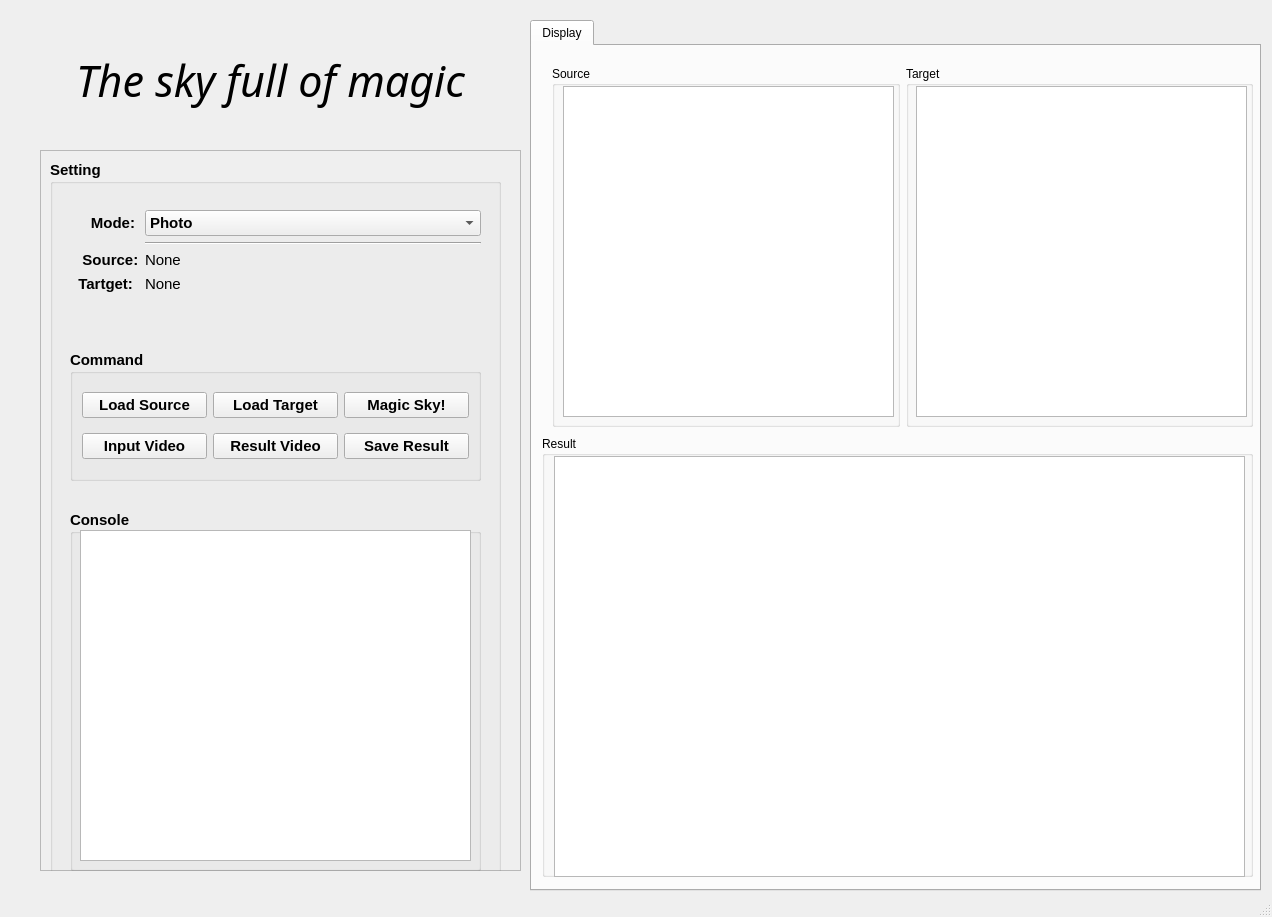
First picture: the form in Magic_Sky.ui, repository WilliamLambertCN/Magic_Sky, before the edit.
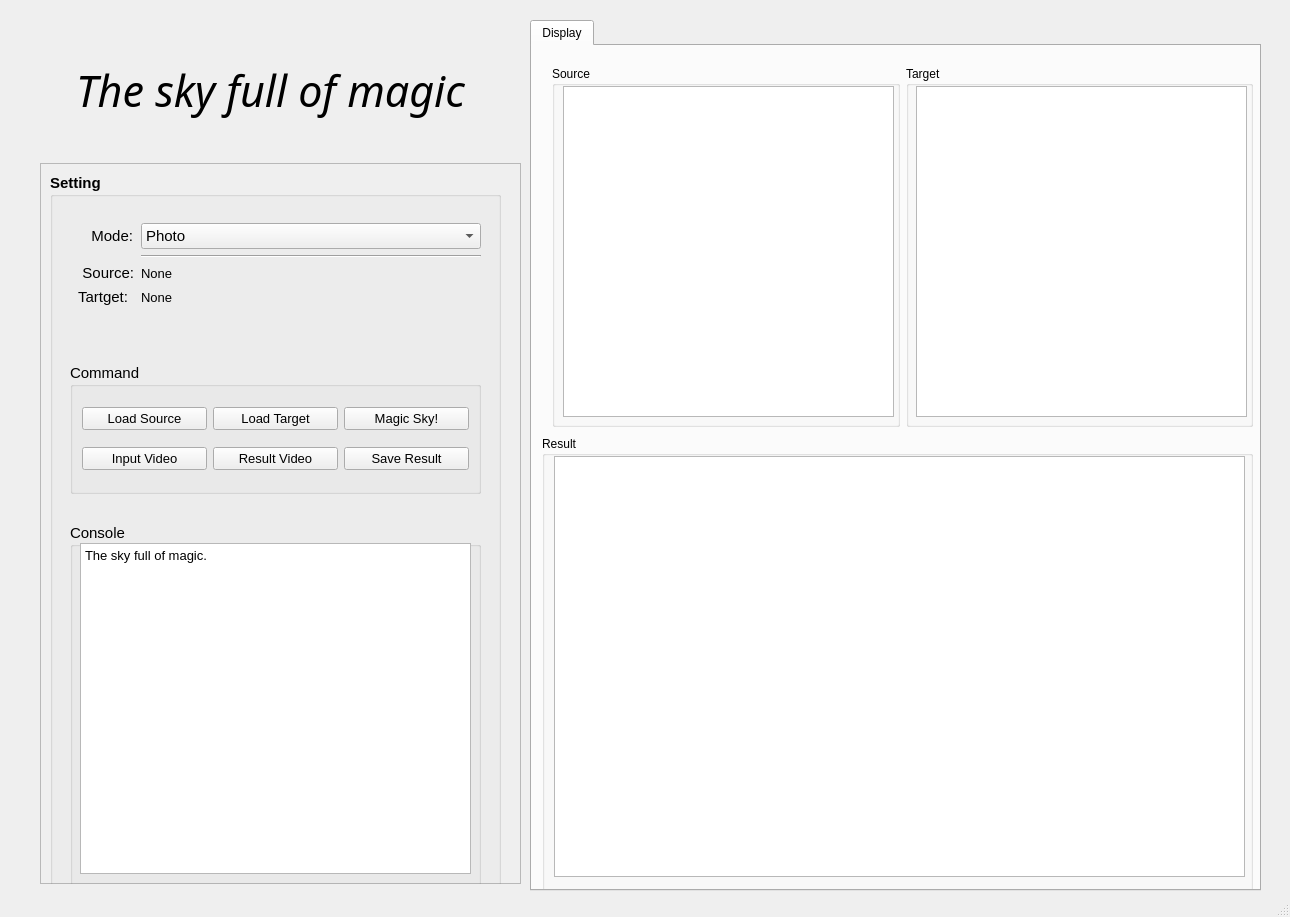
Second picture: the form after the edit.

Diff of the .ui file:
```diff
--- a/Magic_Sky.ui
+++ b/Magic_Sky.ui
@@ -6,13 +6,16 @@
    <rect>
     <x>0</x>
     <y>0</y>
-    <width>1272</width>
+    <width>1290</width>
     <height>917</height>
    </rect>
   </property>
   <property name="windowTitle">
    <string>Magic Sky (V1.2)</string>
   </property>
+  <property name="toolButtonStyle">
+   <enum>Qt::ToolButtonFollowStyle</enum>
+  </property>
   <widget class="QWidget" name="centralwidget">
    <widget class="QTabWidget" name="tabWidget">
     <property name="geometry">
@@ -85,7 +88,7 @@
         <x>10</x>
         <y>390</y>
         <width>711</width>
-        <height>441</height>
+        <height>461</height>
        </rect>
       </property>
       <property name="title">
@@ -108,7 +111,7 @@
     <property name="geometry">
      <rect>
       <x>40</x>
-      <y>150</y>
+      <y>163</y>
       <width>481</width>
       <height>721</height>
      </rect>
@@ -147,9 +150,16 @@
            <x>20</x>
            <y>350</y>
            <width>411</width>
-           <height>361</height>
+           <height>371</height>
           </rect>
          </property>
+         <property name="font">
+          <font>
+           <pointsize>11</pointsize>
+           <weight>50</weight>
+           <bold>false</bold>
+          </font>
+         </property>
          <property name="title">
           <string>Console</string>
          </property>
@@ -162,6 +172,13 @@
             <height>331</height>
            </rect>
           </property>
+          <property name="html">
+           <string>&lt;!DOCTYPE HTML PUBLIC &quot;-//W3C//DTD HTML 4.0//EN&quot; &quot;http://www.w3.org/TR/REC-html40/strict.dtd&quot;&gt;
+&lt;html&gt;&lt;head&gt;&lt;meta name=&quot;qrichtext&quot; content=&quot;1&quot; /&gt;&lt;style type=&quot;text/css&quot;&gt;
+p, li { white-space: pre-wrap; }
+&lt;/style&gt;&lt;/head&gt;&lt;body style=&quot; font-family:'SimSun'; font-size:11pt; font-weight:400; font-style:normal;&quot;&gt;
+&lt;p style=&quot; margin-top:12px; margin-bottom:12px; margin-left:0px; margin-right:0px; -qt-block-indent:0; text-indent:0px;&quot;&gt;&lt;span style=&quot; font-size:10pt;&quot;&gt;The sky full of magic.  &lt;/span&gt;&lt;/p&gt;&lt;/body&gt;&lt;/html&gt;</string>
+          </property>
          </widget>
         </widget>
         <widget class="QGroupBox" name="groupBox_2">
@@ -173,12 +190,24 @@
            <height>131</height>
           </rect>
          </property>
+         <property name="font">
+          <font>
+           <pointsize>11</pointsize>
+           <weight>50</weight>
+           <bold>false</bold>
+          </font>
+         </property>
          <property name="title">
           <string>Command</string>
          </property>
          <layout class="QGridLayout" name="gridLayout">
           <item row="0" column="0">
            <widget class="QPushButton" name="pushButton">
+            <property name="font">
+             <font>
+              <pointsize>10</pointsize>
+             </font>
+            </property>
             <property name="text">
              <string>Load Source</string>
             </property>
@@ -186,6 +215,11 @@
           </item>
           <item row="0" column="1">
            <widget class="QPushButton" name="pushButton_2">
+            <property name="font">
+             <font>
+              <pointsize>10</pointsize>
+             </font>
+            </property>
             <property name="text">
              <string>Load Target</string>
             </property>
@@ -193,6 +227,11 @@
           </item>
           <item row="0" column="2">
            <widget class="QPushButton" name="pushButton_skyrpl">
+            <property name="font">
+             <font>
+              <pointsize>10</pointsize>
+             </font>
+            </property>
             <property name="text">
              <string>Magic Sky!</string>
             </property>
@@ -200,6 +239,11 @@
           </item>
           <item row="1" column="0">
            <widget class="QPushButton" name="pushButton_3">
+            <property name="font">
+             <font>
+              <pointsize>10</pointsize>
+             </font>
+            </property>
             <property name="text">
              <string>Input Video</string>
             </property>
@@ -207,6 +251,11 @@
           </item>
           <item row="1" column="1">
            <widget class="QPushButton" name="pushButton_4">
+            <property name="font">
+             <font>
+              <pointsize>10</pointsize>
+             </font>
+            </property>
             <property name="text">
              <string>Result Video</string>
             </property>
@@ -214,6 +263,11 @@
           </item>
           <item row="1" column="2">
            <widget class="QPushButton" name="pushButton_5">
+            <property name="font">
+             <font>
+              <pointsize>10</pointsize>
+             </font>
+            </property>
             <property name="text">
              <string>Save Result</string>
             </property>
@@ -233,6 +287,12 @@
          <layout class="QFormLayout" name="formLayout">
           <item row="0" column="0">
            <widget class="QLabel" name="modetilte">
+            <property name="font">
+             <font>
+              <weight>50</weight>
+              <bold>false</bold>
+             </font>
+            </property>
             <property name="focusPolicy">
              <enum>Qt::NoFocus</enum>
             </property>
@@ -266,6 +326,12 @@
           </item>
           <item row="3" column="0">
            <widget class="QLabel" name="sourcetitle">
+            <property name="font">
+             <font>
+              <weight>50</weight>
+              <bold>false</bold>
+             </font>
+            </property>
             <property name="text">
              <string>   Source:</string>
             </property>
@@ -275,7 +341,7 @@
            <widget class="QLabel" name="sourcetext">
             <property name="font">
              <font>
-              <pointsize>11</pointsize>
+              <pointsize>10</pointsize>
               <weight>50</weight>
               <bold>false</bold>
              </font>
@@ -287,6 +353,12 @@
           </item>
           <item row="4" column="0">
            <widget class="QLabel" name="targettitle">
+            <property name="font">
+             <font>
+              <weight>50</weight>
+              <bold>false</bold>
+             </font>
+            </property>
             <property name="text">
              <string>  Tartget:</string>
             </property>
@@ -296,7 +368,7 @@
            <widget class="QLabel" name="targettext">
             <property name="font">
              <font>
-              <pointsize>11</pointsize>
+              <pointsize>10</pointsize>
               <weight>50</weight>
               <bold>false</bold>
              </font>
@@ -308,6 +380,12 @@
           </item>
           <item row="0" column="1">
            <widget class="QComboBox" name="modetext">
+            <property name="font">
+             <font>
+              <weight>50</weight>
+              <bold>false</bold>
+             </font>
+            </property>
             <property name="sizeAdjustPolicy">
              <enum>QComboBox::AdjustToMinimumContentsLength</enum>
             </property>
@@ -334,7 +412,7 @@
     <property name="geometry">
      <rect>
       <x>30</x>
-      <y>40</y>
+      <y>50</y>
       <width>481</width>
       <height>81</height>
      </rect>
@@ -347,7 +425,7 @@
      </font>
     </property>
     <property name="text">
-     <string>The sky full of magic</string>
+     <string>&lt;html&gt;&lt;head/&gt;&lt;body&gt;&lt;p&gt;The sky full of magic&lt;/p&gt;&lt;/body&gt;&lt;/html&gt;</string>
     </property>
     <property name="textFormat">
      <enum>Qt::RichText</enum>
```
Left out of the diff: 3 changed lines with no effect on the pictures.
